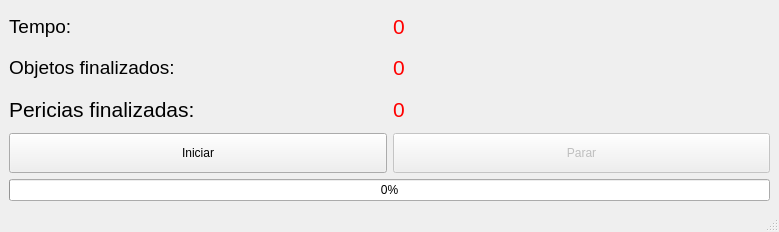
This is gui/main_window.ui in renatormc/linf_pipeline as Qt 5 draws it before an edit. The edited form follows.
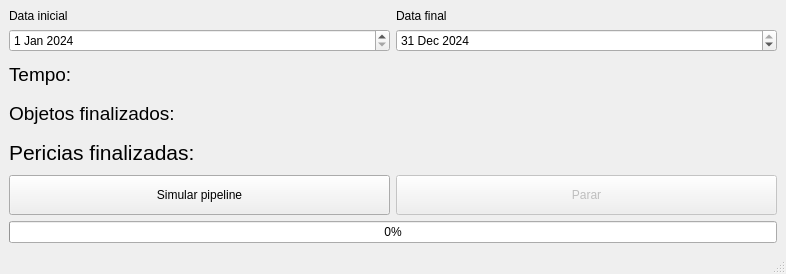
This is the edited form.

The edit to the form file:
```diff
--- a/gui/main_window.ui
+++ b/gui/main_window.ui
@@ -6,17 +6,65 @@
    <rect>
     <x>0</x>
     <y>0</y>
-    <width>779</width>
-    <height>232</height>
+    <width>786</width>
+    <height>274</height>
    </rect>
   </property>
   <property name="windowTitle">
    <string>Pipeline Simulator</string>
   </property>
   <widget class="QWidget" name="centralwidget">
-   <layout class="QVBoxLayout" name="verticalLayout" stretch="1,0,1">
+   <layout class="QVBoxLayout" name="verticalLayout" stretch="0,1,0,1">
     <item>
-     <layout class="QGridLayout" name="gridLayout" columnstretch="0,0">
+     <layout class="QHBoxLayout" name="horizontalLayout">
+      <item>
+       <layout class="QVBoxLayout" name="verticalLayout_2">
+        <item>
+         <widget class="QLabel" name="label_4">
+          <property name="text">
+           <string>Data inicial</string>
+          </property>
+         </widget>
+        </item>
+        <item>
+         <widget class="QDateEdit" name="det_start">
+          <property name="date">
+           <date>
+            <year>2024</year>
+            <month>1</month>
+            <day>1</day>
+           </date>
+          </property>
+         </widget>
+        </item>
+       </layout>
+      </item>
+      <item>
+       <layout class="QVBoxLayout" name="verticalLayout_3">
+        <item>
+         <widget class="QLabel" name="label_5">
+          <property name="text">
+           <string>Data final</string>
+          </property>
+         </widget>
+        </item>
+        <item>
+         <widget class="QDateEdit" name="det_end">
+          <property name="date">
+           <date>
+            <year>2024</year>
+            <month>12</month>
+            <day>31</day>
+           </date>
+          </property>
+         </widget>
+        </item>
+       </layout>
+      </item>
+     </layout>
+    </item>
+    <item>
+     <layout class="QGridLayout" name="gridLayout" columnstretch="0,1">
       <item row="1" column="0">
        <widget class="QLabel" name="label">
         <property name="text">
@@ -27,7 +75,7 @@
       <item row="1" column="1">
        <widget class="QLabel" name="lbl_finished_objects">
         <property name="text">
-         <string>&lt;html&gt;&lt;head/&gt;&lt;body&gt;&lt;p&gt;&lt;span style=&quot; font-size:16pt; color:#ff0000;&quot;&gt;0&lt;/span&gt;&lt;/p&gt;&lt;/body&gt;&lt;/html&gt;</string>
+         <string>&lt;html&gt;&lt;head/&gt;&lt;body&gt;&lt;p&gt;&lt;br/&gt;&lt;/p&gt;&lt;/body&gt;&lt;/html&gt;</string>
         </property>
        </widget>
       </item>
@@ -41,7 +89,7 @@
       <item row="2" column="1">
        <widget class="QLabel" name="lbl_finished_cases">
         <property name="text">
-         <string>&lt;html&gt;&lt;head/&gt;&lt;body&gt;&lt;p&gt;&lt;span style=&quot; font-size:16pt; color:#ff0000;&quot;&gt;0&lt;/span&gt;&lt;/p&gt;&lt;/body&gt;&lt;/html&gt;</string>
+         <string>&lt;html&gt;&lt;head/&gt;&lt;body&gt;&lt;p&gt;&lt;br/&gt;&lt;/p&gt;&lt;/body&gt;&lt;/html&gt;</string>
         </property>
        </widget>
       </item>
@@ -55,7 +103,7 @@
       <item row="0" column="1">
        <widget class="QLabel" name="lbl_time">
         <property name="text">
-         <string>&lt;html&gt;&lt;head/&gt;&lt;body&gt;&lt;p&gt;&lt;span style=&quot; font-size:16pt; color:#ff0000;&quot;&gt;0&lt;/span&gt;&lt;/p&gt;&lt;/body&gt;&lt;/html&gt;</string>
+         <string>&lt;html&gt;&lt;head/&gt;&lt;body&gt;&lt;p&gt;&lt;br/&gt;&lt;/p&gt;&lt;/body&gt;&lt;/html&gt;</string>
         </property>
        </widget>
       </item>
@@ -78,7 +126,7 @@
          </size>
         </property>
         <property name="text">
-         <string>Iniciar</string>
+         <string>Simular pipeline</string>
         </property>
        </widget>
       </item>
@@ -102,6 +150,12 @@
     </item>
     <item>
      <widget class="QProgressBar" name="progressBar">
+      <property name="minimumSize">
+       <size>
+        <width>0</width>
+        <height>0</height>
+       </size>
+      </property>
       <property name="value">
        <number>0</number>
       </property>
```
Left out of the diff: 4 changed lines with no effect on the pictures.
